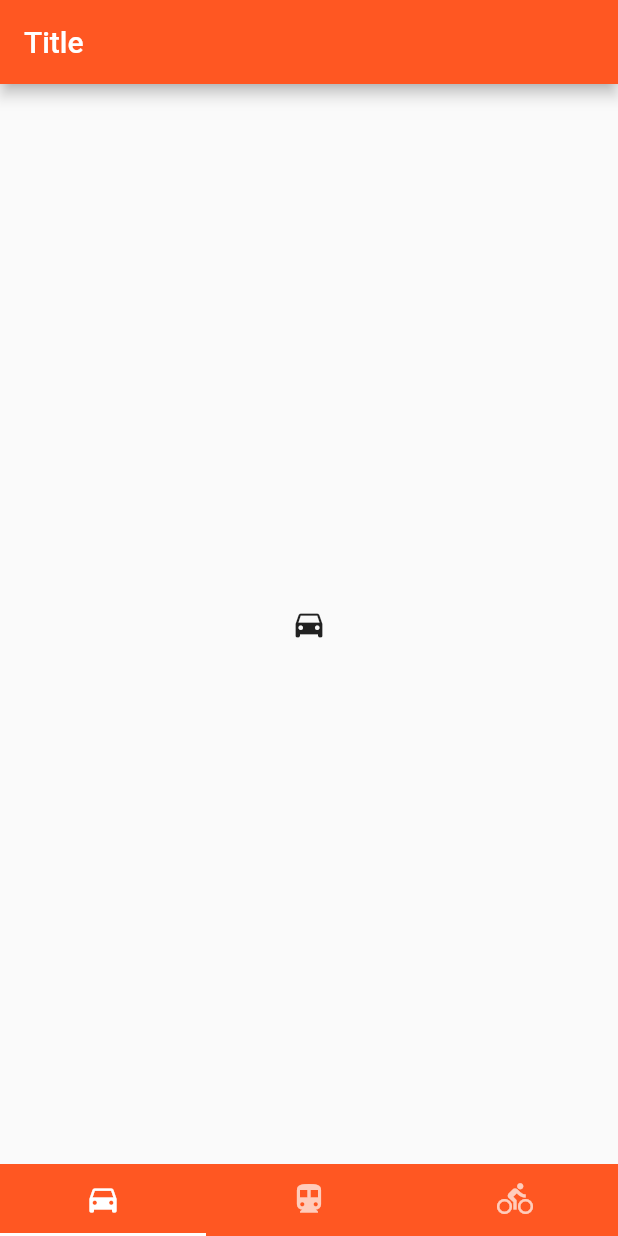
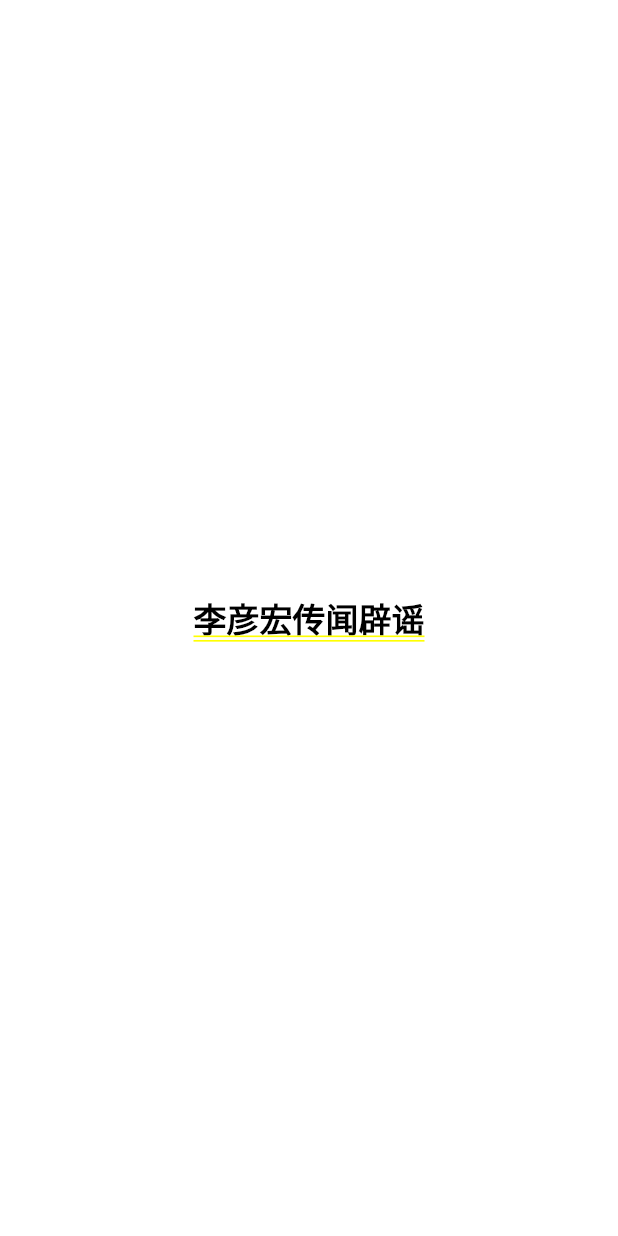
Before and after one commit to CarGuo/gsy_github_app_flutter, a Flutter app: the first screen one second after launch, on a phone screen of 412 x 824 dp. Run offline on Flutter 3.47's test engine with Material 2 defaults, Android fonts, the phone set to English and light mode, and no system bars.

Commit message:
页面跳转测试

```diff
--- a/lib/main.dart
+++ b/lib/main.dart
@@ -1,4 +1,5 @@
 import 'package:flutter/material.dart';
+import 'package:gsy_github_app_flutter/page/WelcomePage.dart';
 import 'package:gsy_github_app_flutter/widget/GSYTabBarWidget.dart';
 
 void main() => runApp(new MyApp());
@@ -20,21 +21,6 @@ class MyApp extends StatelessWidget {
         // counter didn't reset back to zero; the application is not restarted.
         primarySwatch: Colors.blue,
       ),
-      home: new GSYTabBarWidget(
-          type: GSYTabBarWidget.BOTTOM_TAB,
-          tabItems: [
-            new Tab(icon: new Icon(Icons.directions_car)),
-            new Tab(icon: new Icon(Icons.directions_transit)),
-            new Tab(icon: new Icon(Icons.directions_bike)),
-          ],
-          tabViews: [
-            new Icon(Icons.directions_car),
-            new Icon(Icons.directions_transit),
-            new Icon(Icons.directions_bike),
-          ],
-          backgroundColor: Colors.deepOrange,
-          indicatorColor: Colors.white,
-          title: "Title"),
-    );
+      home: new WelcomePage());
   }
 }
--- /dev/null
+++ b/lib/page/WelcomePage.dart
@@ -0,0 +1,24 @@
+import 'dart:async';
+
+import 'package:flutter/material.dart';
+import 'package:gsy_github_app_flutter/page/HomePage.dart';
+
+class WelcomePage extends StatelessWidget {
+  @override
+  Widget build(BuildContext context) {
+    // 一秒以后将任务添加至event队列
+    new Future.delayed(const Duration(seconds: 2), () {
+      Navigator
+          .of(context)
+          .pushReplacement(new MaterialPageRoute(builder: (context) {
+        return new HomePage();
+      }));
+    });
+    return new Container(
+      color: Colors.white,
+      child: new Center(
+        child: new Text("李彦宏传闻辟谣", style: new TextStyle(color: Colors.black, fontSize:22.0)),
+      ),
+    );
+  }
+}
```
Also changed, not shown: lib/page/HomePage.dart (added, +24 -0 lines).
